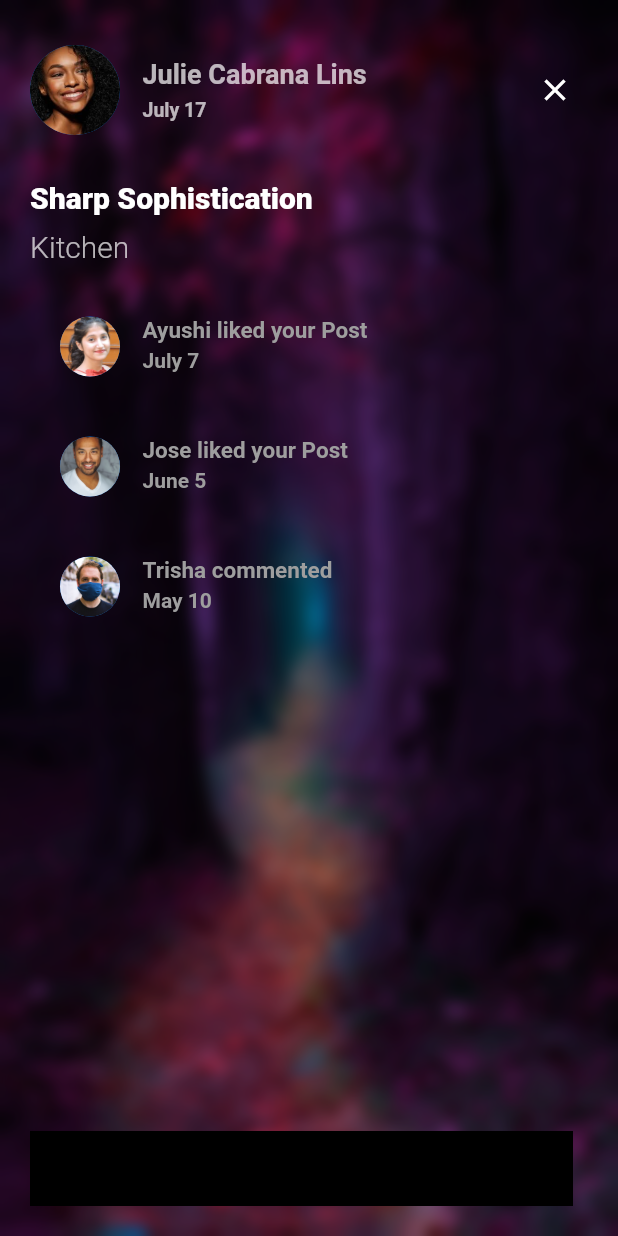
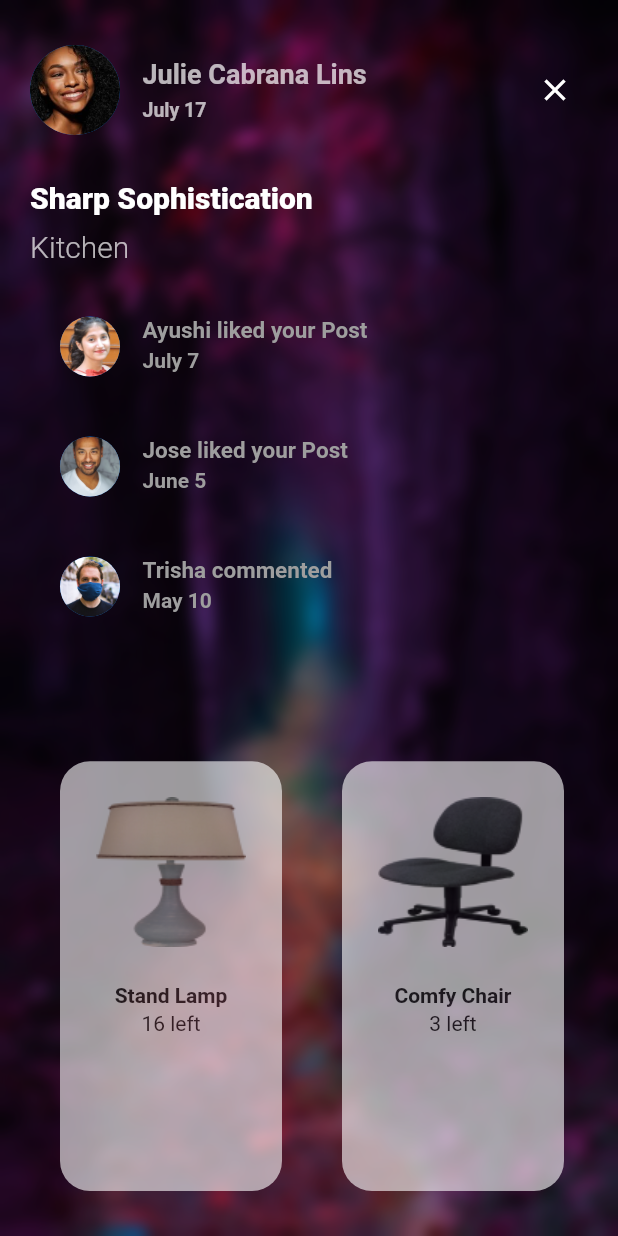
Before and after one commit to Ayushi673/ui-project, a Flutter app: the LastPage screen opened directly, on a phone screen of 412 x 824 dp. Run offline on Flutter 3.47's test engine with Material 2 defaults, Android fonts, the phone set to English and light mode, and no system bars; our stand-ins replace flutter_svg.

Commit message:
Bonus page updated

```diff
--- a/lib/screens/bonuspage.dart
+++ b/lib/screens/bonuspage.dart
@@ -53,10 +53,54 @@ class _LastPageState extends State<LastPage> {
     });
   }
 
+  List<Widget> itemsData2 = [];
+
+  void getPostsData2() {
+    List<dynamic> responseList2 = listdata2;
+    List<Widget> listItems2 = [];
+    responseList2.forEach((tag1) {
+      listItems2.add(Opacity(
+        opacity: 0.6,
+        child: Container(
+            height: 100,
+            //     width: 50,
+            decoration: BoxDecoration(
+              color: Colors.white,
+              borderRadius: BorderRadius.all(Radius.circular(20.0)),
+            ),
+            margin: const EdgeInsets.symmetric(horizontal: 20, vertical: 10),
+            child: Padding(
+              padding: const EdgeInsets.symmetric(horizontal: 20.0, vertical: 20),
+              child: Column(
+                children: <Widget>[
+                  Container(
+                    child: Padding(
+                      padding: EdgeInsets.all(4),
+                      child: Image( image: AssetImage(tag1["itemimg"]),),
+                    ),
+                  ),
+                  SizedBox(height: 20),
+                  Text(tag1["title"],style: TextStyle(
+                    fontWeight: FontWeight.bold,
+                    fontSize: 14,
+                  ),),
+                  SizedBox(height: 3),
+                  Text(tag1["subtitle"]),
+                ],
+              ),
+            )),
+      ));
+    });
+    setState(() {
+      itemsData2 = listItems2;
+    });
+  }
+
   @override
   void initState() {
     super.initState();
     getPostsData1();
+    getPostsData2();
   }
 
   @override
@@ -162,10 +206,16 @@ class _LastPageState extends State<LastPage> {
                               }
                           ),
                         ),
-                        Container(
-                          height: 50,
-                          color: Colors.black,
-                        )
+                        Expanded(
+                          child: ListView.builder(
+                              scrollDirection: Axis.horizontal,
+                              itemCount: itemsData2.length,
+                              physics: BouncingScrollPhysics(),
+                              itemBuilder: (context, index) {
+                                return itemsData2[index];
+                              }
+                          ),
+                        ),
                       ],
                     ),
                   )
--- a/lib/screens/database.dart
+++ b/lib/screens/database.dart
@@ -33,3 +33,20 @@ const listdata1=[
     "on":"May 10"
   }
 ];
+const listdata2=[
+  {
+    "itemimg":"images/lamp1.png",
+    "title" : "Stand Lamp",
+    "subtitle" : "16 left"
+  },
+  {
+    "itemimg":"images/chair1.png",
+    "title" : "Comfy Chair",
+    "subtitle" : "3 left"
+  },
+  {
+    "itemimg":"images/lamp2.png",
+    "title" : "Table Lamp",
+    "subtitle" : "5 left"
+  }
+];
```
Also changed, not shown: images/chair1.png (added), images/chair2.png (added), images/lamp1.png (added), images/lamp2.png (added).
